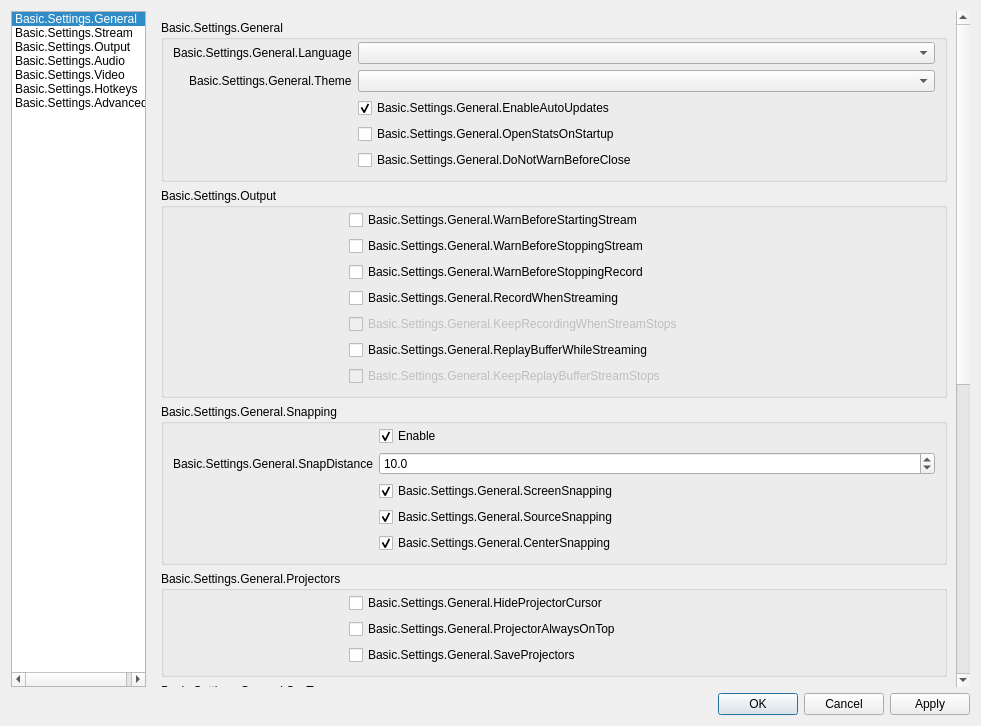
This is UI/forms/OBSBasicSettings.ui in Drenso/obs-studio as Qt 5 draws it before an edit. The edited form follows.
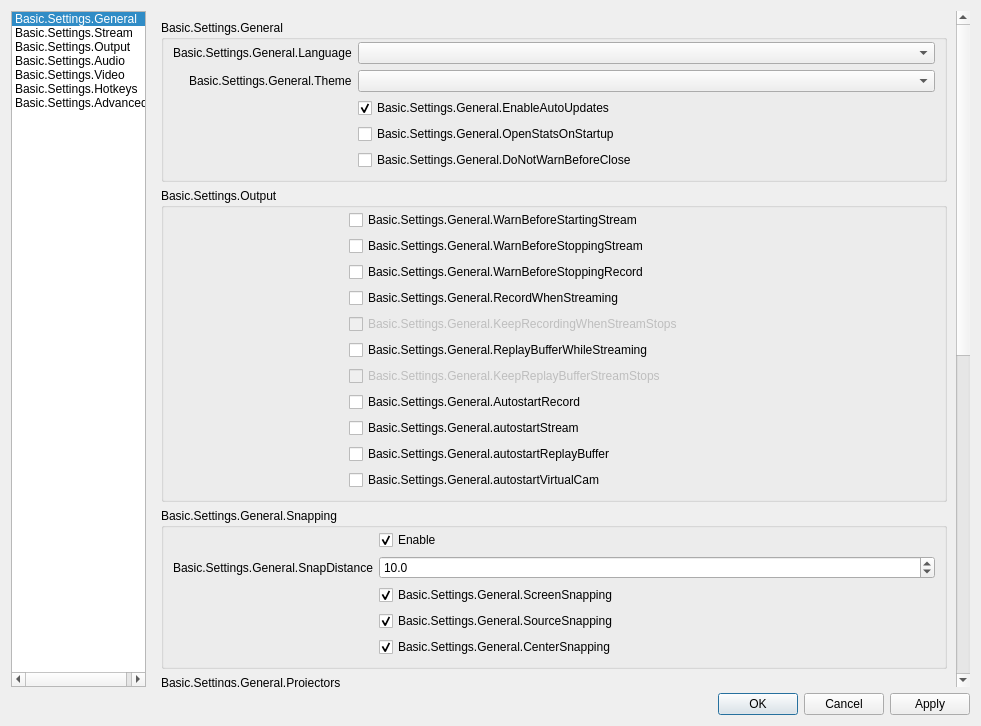
This is the edited form. Icons and pictures are not drawn. Custom widgets are drawn as their Qt base class.

Commit message:
obs: Add autostart settings
Adds new settings to autostart the same parts as the command line
parameters allow (record, stream, replay buffer & virtual cam).

The edit to the form file:
```diff
--- a/UI/forms/OBSBasicSettings.ui
+++ b/UI/forms/OBSBasicSettings.ui
@@ -338,6 +338,34 @@
                      </property>
                     </widget>
                    </item>
+                   <item row="7" column="1">
+                    <widget class="QCheckBox" name="autostartRecord">
+                     <property name="text">
+                      <string>Basic.Settings.General.AutostartRecord</string>
+                     </property>
+                    </widget>
+                   </item>
+                   <item row="8" column="1">
+                    <widget class="QCheckBox" name="autostartStream">
+                     <property name="text">
+                      <string>Basic.Settings.General.autostartStream</string>
+                     </property>
+                    </widget>
+                   </item>
+                   <item row="9" column="1">
+                    <widget class="QCheckBox" name="autostartReplayBuffer">
+                     <property name="text">
+                      <string>Basic.Settings.General.autostartReplayBuffer</string>
+                     </property>
+                    </widget>
+                   </item>
+                   <item row="10" column="1">
+                    <widget class="QCheckBox" name="autostartVirtualCam">
+                     <property name="text">
+                      <string>Basic.Settings.General.autostartVirtualCam</string>
+                     </property>
+                    </widget>
+                   </item>
                   </layout>
                  </widget>
                 </item>
```
Left out of the diff: 4 changed lines with no effect on the pictures. The commit also changes 3 other files.
